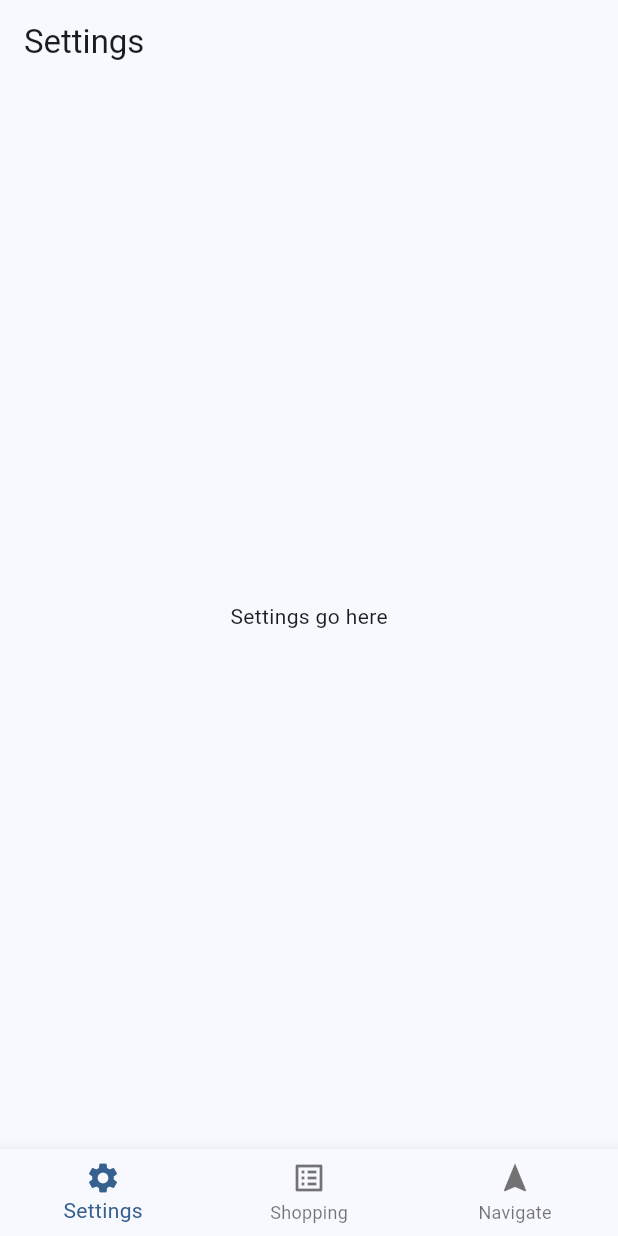
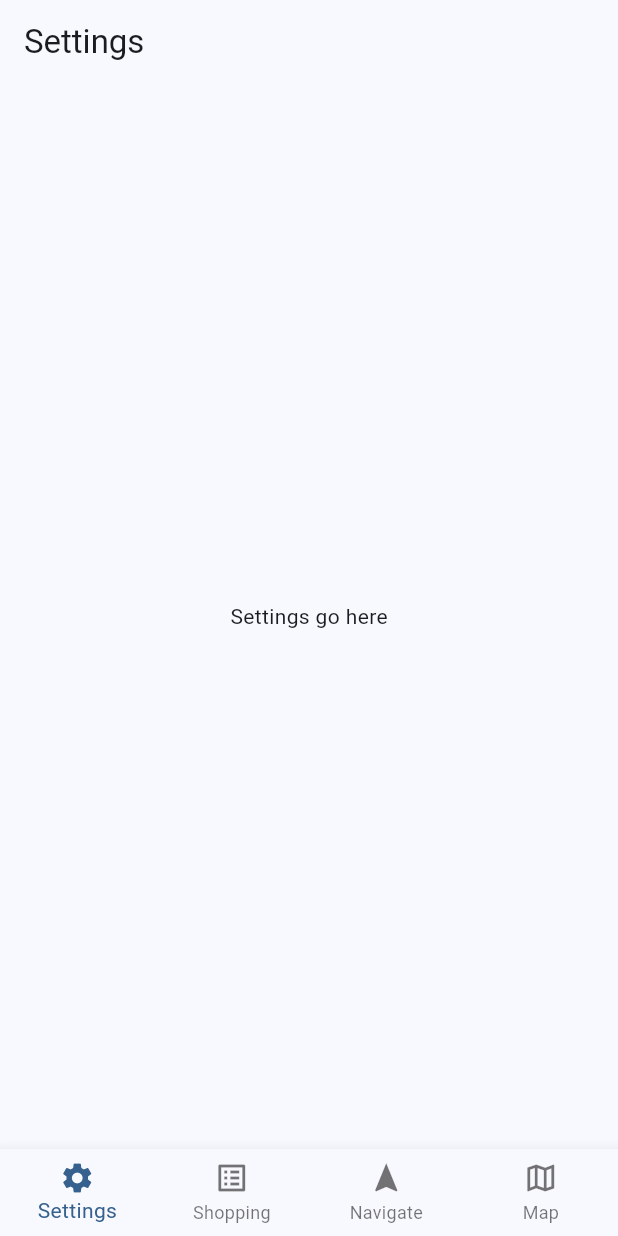
Before and after one commit to danielramel/supermarket-navigation, a Flutter app: the screen it shows after launch, on a phone screen of 412 x 824 dp. Run offline on Flutter 3.47's test engine with Material 3 defaults, Android fonts, the phone set to English and light mode, and no system bars.

Commit message:
added map navigation menu

```diff
--- a/flutter_application_1/lib/main.dart
+++ b/flutter_application_1/lib/main.dart
@@ -3,6 +3,7 @@
 import 'package:flutter_application_1/pages/settings_page.dart';
 import 'package:flutter_application_1/pages/shopping_list_page.dart';
 import 'package:flutter_application_1/pages/navigation_menu_page.dart';
+import 'package:flutter_application_1/pages/map_navigation_page.dart';
 
 void main() {
   runApp(const MyApp());
@@ -38,12 +39,14 @@
     SettingsPage(),
     ShoppingListPage(),
     NavigationMenuPage(),
+    MapNavigationPage(),
   ];
 
   static const List<String> _titles = <String>[
     'Settings',
     'Shopping List',
-    'Navigation',
+    'Icon Navigation',
+    'Map Navigation',
   ];
 
   @override
--- a/flutter_application_1/lib/widgets/bottom_hamburger_menu.dart
+++ b/flutter_application_1/lib/widgets/bottom_hamburger_menu.dart
@@ -31,6 +31,10 @@ class BottomNavigationBarWidget extends StatelessWidget {
           icon: Icon(Icons.navigation),
           label: 'Navigate',
         ),
+        BottomNavigationBarItem(
+          icon: Icon(Icons.map_outlined),
+          label: 'Map',
+        ),
       ],
     );
   }
```
Also changed, not shown: flutter_application_1/lib/pages/map_navigation_page.dart (added, +43 -0 lines), flutter_application_1/pubspec.yaml (+3 -4 lines), assets/Screenshot 2025-12-15 113302.png (deleted), assets/Screenshot 2025-12-15 113316.png (deleted), assets/Screenshot 2025-12-15 113325.png (deleted), assets/Screenshot 2025-12-15 113336.png (deleted), assets/Screenshot 2025-12-15 113344.png (deleted), flutter_application_1/assets/1.png (added), flutter_application_1/assets/2.png (added), flutter_application_1/assets/3.png (added), flutter_application_1/assets/4.png (added), flutter_application_1/assets/5.png (added), flutter_application_1/assets/6.png (renamed from assets/Screenshot 2025-12-15 113352.png).
